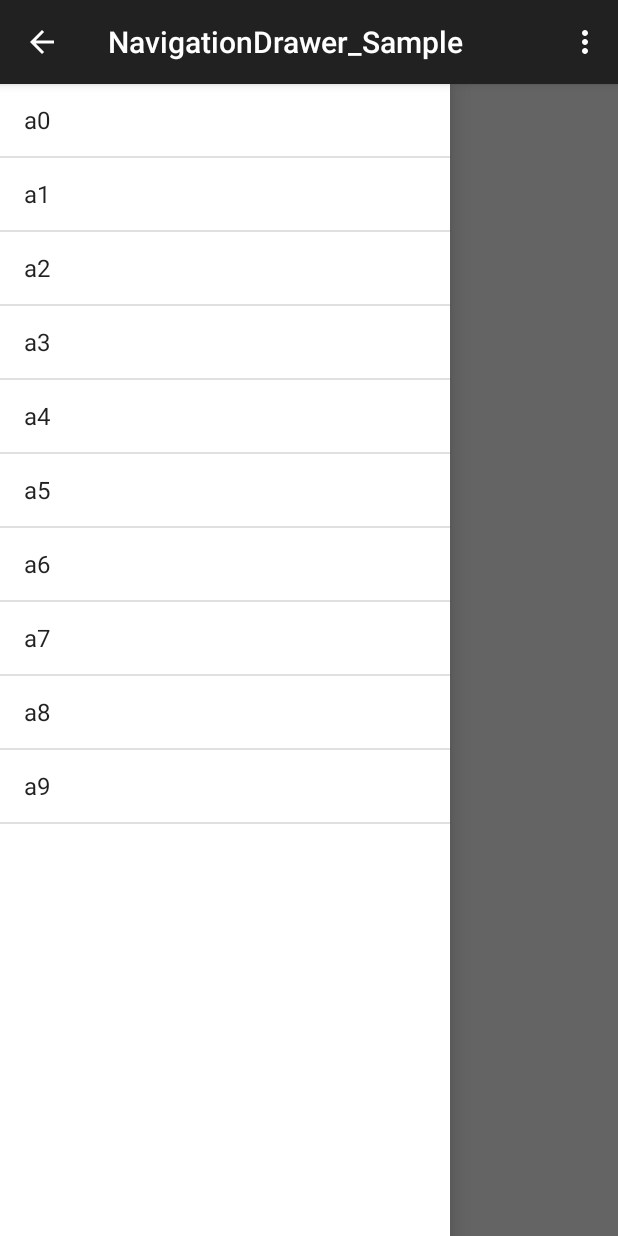
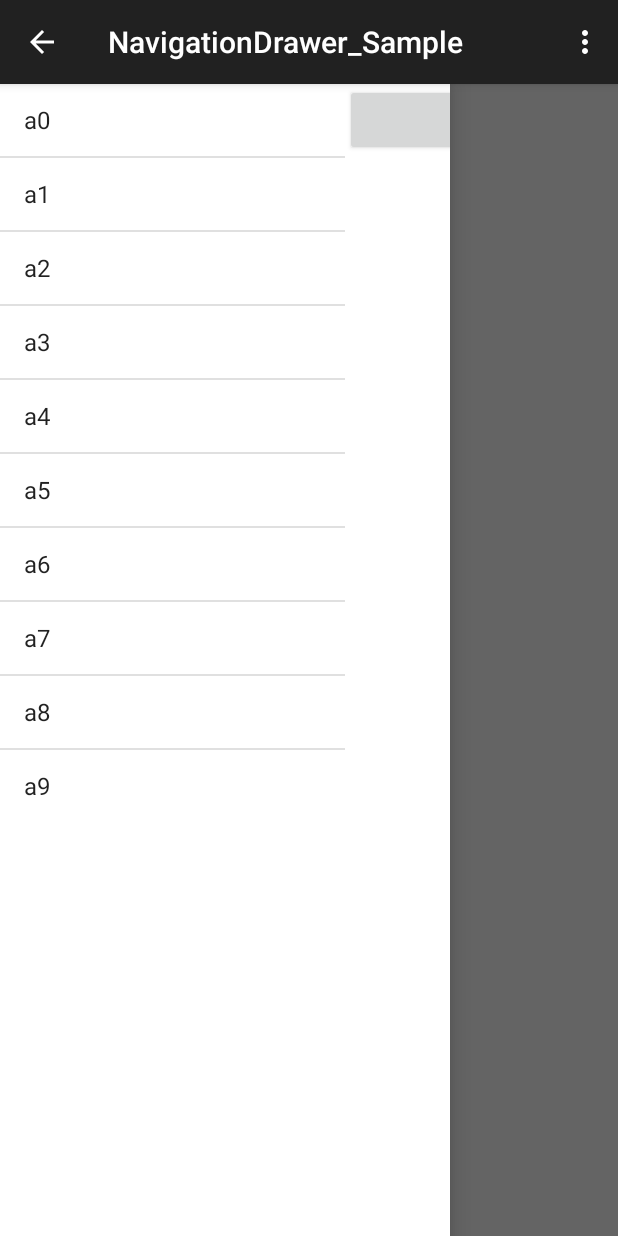
Before and after one commit to litmon/NavigationDrawer_Sample, an Android app: the screen it shows after launch (MainActivity), in the options menu, after a tap on "Settings", on a phone screen of 412 x 824 dp. Run offline under Robolectric (Android 15) with nearby library versions, the phone set to English and light mode, and no system bars.

```diff
--- a/app/src/main/java/com/example/fukuo/navigationdrawer_sample/MainActivity.java
+++ b/app/src/main/java/com/example/fukuo/navigationdrawer_sample/MainActivity.java
@@ -8,8 +8,11 @@ import android.os.Bundle;
 import android.support.v7.app.ActionBarDrawerToggle;
 import android.view.Menu;
 import android.view.MenuItem;
+import android.view.View;
+import android.widget.AdapterView;
 import android.widget.ArrayAdapter;
 import android.widget.ListView;
+import android.widget.Toast;
 
 
 public class MainActivity extends ActionBarActivity {
@@ -40,6 +43,13 @@ public class MainActivity extends ActionBarActivity {
             adapter.add("a" + i);
 
         lv.setAdapter(adapter);
+        lv.setOnItemClickListener(new AdapterView.OnItemClickListener() {
+
+            @Override
+            public void onItemClick(AdapterView<?> parent, View view, int position, long id) {
+                Toast.makeText(getApplicationContext(), "listview clicked." + position, Toast.LENGTH_SHORT).show();
+            }
+        });
     }
 
     @Override
--- a/app/src/main/res/layout/activity_main.xml
+++ b/app/src/main/res/layout/activity_main.xml
@@ -25,13 +25,20 @@
         android:id="@+id/drawer_left"
         android:layout_gravity="left"
         android:layout_width="300dp"
+        android:weightSum="5"
         android:layout_height="match_parent"
         android:background="#ffffff">
 
         <ListView
             android:id="@+id/navigationDrawer"
             android:layout_width="300dp"
-            android:layout_height="match_parent" />
+            android:layout_weight="4"
+            android:layout_height="wrap_content" />
+
+        <Button
+            android:layout_width="wrap_content"
+            android:layout_height="wrap_content"
+            android:onClick=""/>
 
     </LinearLayout>
 
```
